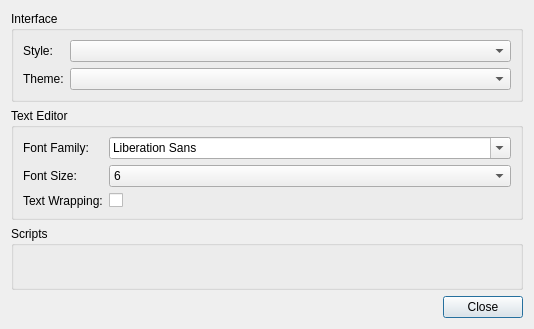
Above: src/gui/optionsdialog.ui from KDAB/knut before the change. Below: the same form after it.
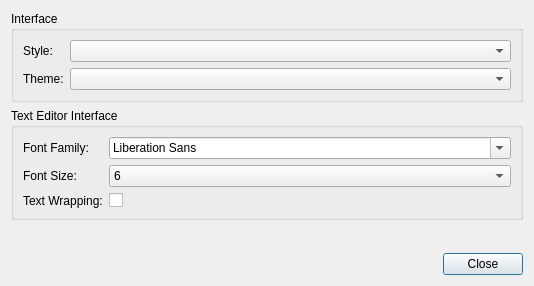
That is the form after the change. Custom widgets are drawn as their Qt base class.

Commit message:
Add text editor settings for indentation
The settings is going to be used in ident later.

Task-Id: KNUT-39

Diff of the .ui file:
```diff
--- a/src/gui/optionsdialog.ui
+++ b/src/gui/optionsdialog.ui
@@ -7,7 +7,7 @@
     <x>0</x>
     <y>0</y>
     <width>534</width>
-    <height>329</height>
+    <height>286</height>
    </rect>
   </property>
   <property name="windowTitle">
@@ -46,7 +46,7 @@
    <item>
     <widget class="QGroupBox" name="groupBox_2">
      <property name="title">
-      <string>Text Editor</string>
+      <string>Text Editor Interface</string>
      </property>
      <layout class="QFormLayout" name="formLayout_2">
       <item row="0" column="0">
@@ -173,16 +173,7 @@
     </widget>
    </item>
    <item>
-    <widget class="QGroupBox" name="groupBox_3">
-     <property name="title">
-      <string>Scripts</string>
-     </property>
-     <layout class="QVBoxLayout" name="verticalLayout_2">
-      <item>
-       <widget class="Gui::SettingsWidget" name="widget" native="true"/>
-      </item>
-     </layout>
-    </widget>
+    <widget class="Gui::SettingsWidget" name="widget" native="true"/>
    </item>
    <item>
     <widget class="QDialogButtonBox" name="buttonBox">
```
The commit also changes 13 other files.
